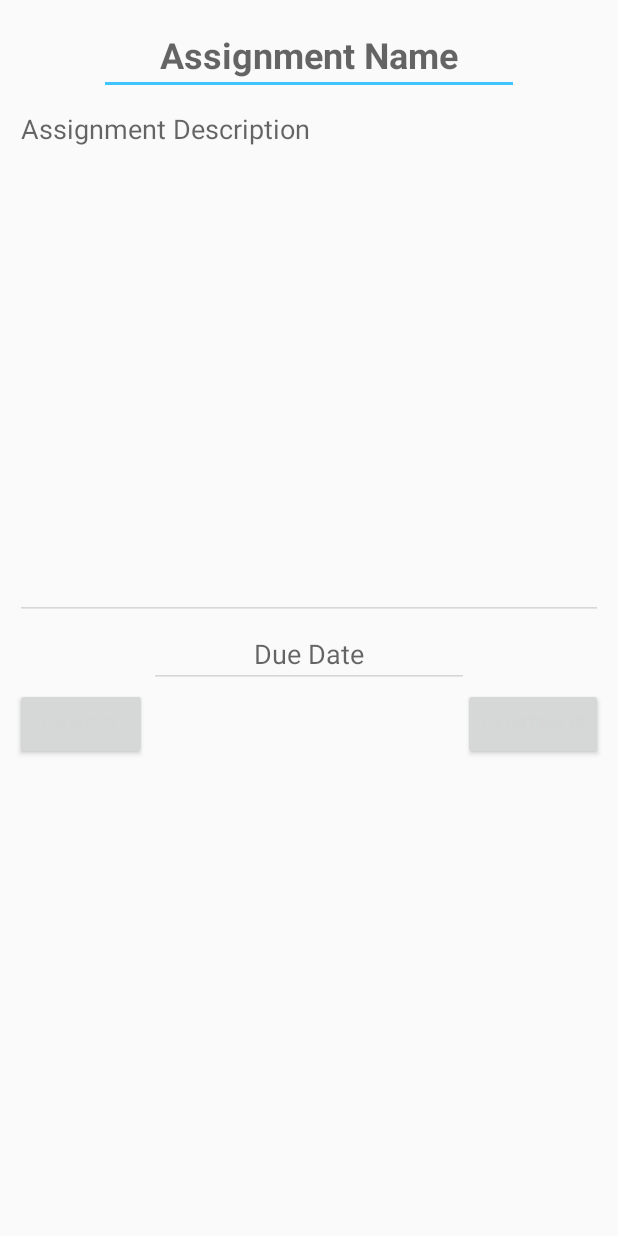
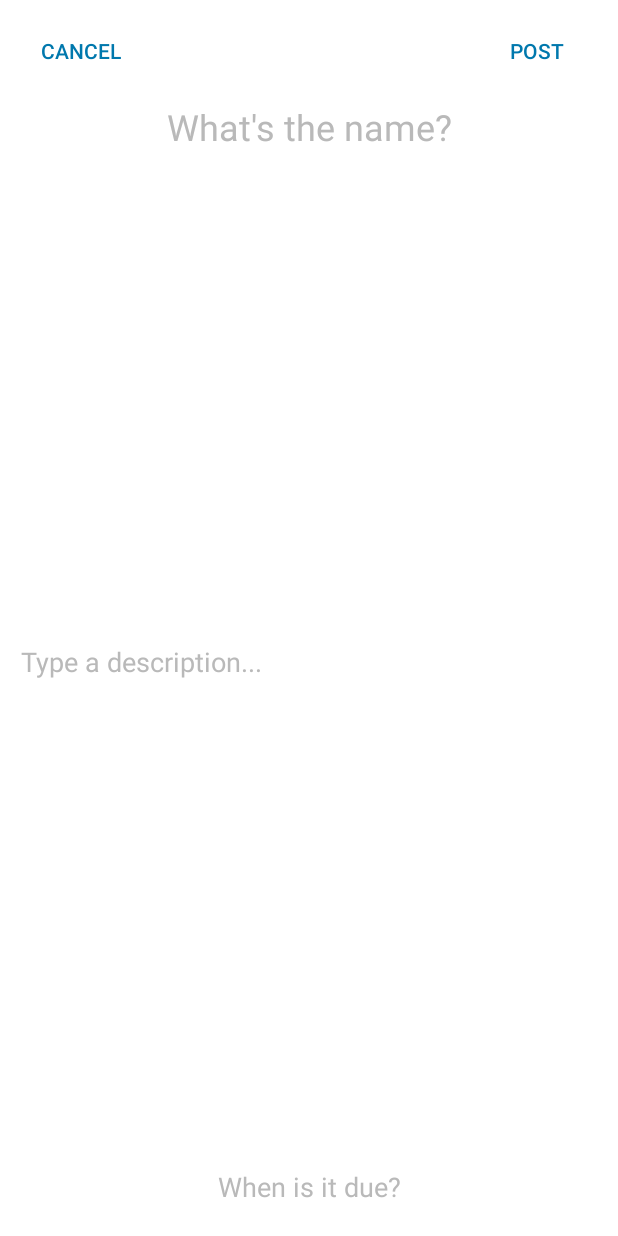
Before and after one commit to WillyWoosley/SchoolUtility, an Android app: the layout homework_assign_description.xml on its own in the app's theme, with its tools: preview values and no code run, on a phone screen of 412 x 824 dp. Run offline under Robolectric (Android 15) with nearby library versions, the phone set to English and light mode, and no system bars.

Commit message:
Changed the UI for adding homework assignments

```diff
--- a/app/src/main/AndroidManifest.xml
+++ b/app/src/main/AndroidManifest.xml
@@ -18,12 +18,16 @@
             </intent-filter>
         </activity>
         <activity android:name=".HomeworkActivity"
-            android:screenOrientation="portrait"/>
+            android:label="@string/homework"
+            android:screenOrientation="portrait" />
         <activity android:name=".NewsActivity"
+            android:label="@string/the_roar"
             android:screenOrientation="portrait"/>
         <activity android:name=".EventsActivity"
+            android:label="@string/calendar"
             android:screenOrientation="portrait"/>
         <activity android:name=".ContactsActivity"
+            android:label="@string/contacts"
             android:screenOrientation="portrait"/>
         <activity android:name=".CollectionAnnouncementActivity"></activity>
 
--- a/app/src/main/res/layout/homework_assign_description.xml
+++ b/app/src/main/res/layout/homework_assign_description.xml
@@ -10,25 +10,28 @@
         android:layout_height="wrap_content"
         android:inputType="textPersonName"
         android:hint="@string/assignment_name"
+        android:textColorHint="@color/gray"
         android:ems="10"
         android:gravity="center_horizontal"
-        android:layout_alignParentTop="true"
-        android:layout_centerHorizontal="true"
         android:id="@+id/assign_homework_title"
         android:textSize="24sp"
-        android:textStyle="normal|bold"/>
+        android:layout_below="@+id/assign_description_continue"
+        android:backgroundTint="@color/white"
+        android:layout_centerHorizontal="true" />
 
     <EditText
         android:layout_width="match_parent"
         android:inputType="textPersonName"
         android:hint="@string/assignment_description"
+        android:textColorHint="@color/gray"
         android:ems="10"
-        android:layout_below="@+id/assign_homework_title"
-        android:layout_alignParentLeft="true"
-        android:layout_alignParentStart="true"
         android:id="@+id/assign_homework_description"
         android:gravity="top"
-        android:layout_height="350dp" />
+        android:layout_height="350dp"
+        android:layout_above="@+id/assign_due_date"
+        android:backgroundTint="@color/white"
+        android:layout_alignParentLeft="true"
+        android:layout_alignParentStart="true" />
 
     <EditText
         android:layout_width="wrap_content"
@@ -36,28 +39,35 @@
         android:inputType="textPersonName"
         android:ems="10"
         android:hint="@string/due_date"
+        android:textColorHint="@color/gray"
         android:gravity="center_horizontal"
-        android:layout_below="@+id/assign_homework_description"
-        android:layout_centerHorizontal="true"
-        android:id="@+id/assign_due_date" />
+        android:id="@+id/assign_due_date"
+        android:layout_alignParentBottom="true"
+        android:backgroundTint="@color/white"
+        android:layout_centerHorizontal="true" />
 
     <Button
         android:text="@string/cancel"
+        android:textColor="@color/foreground_material_light"
         android:layout_width="wrap_content"
         android:layout_height="wrap_content"
         android:id="@+id/assign_description_cancel"
-        android:layout_below="@+id/assign_due_date"
+        android:layout_alignParentTop="true"
         android:layout_alignParentLeft="true"
-        android:layout_alignParentStart="true" />
+        android:layout_alignParentStart="true"
+        style="?android:attr/borderlessButtonStyle"/>
 
     <Button
-        android:text="@string/forward"
+        android:text="@string/post"
+        android:textColor="@color/foreground_material_light"
         android:layout_width="wrap_content"
         android:layout_height="wrap_content"
         android:id="@+id/assign_description_continue"
-        android:layout_below="@+id/assign_due_date"
+        android:layout_alignBaseline="@+id/assign_description_cancel"
+        android:layout_alignBottom="@+id/assign_description_cancel"
         android:layout_alignParentRight="true"
-        android:layout_alignParentEnd="true" />
+        android:layout_alignParentEnd="true"
+        style="?android:attr/borderlessButtonStyle"/>
 
 
 </RelativeLayout>
--- a/app/src/main/res/values/colors.xml
+++ b/app/src/main/res/values/colors.xml
@@ -8,4 +8,9 @@
     <color name="foreground_material_light">#0078ad</color>
     <color name="colorMenuBar">#99C9DE</color>
     <color name="accent_material_light">#40c4ff</color>
+    <color name="accent_material_dark_1">#40c4ff</color>
+    <color name="background_material_dark">#ffffff</color>
+    <color name="foreground_material_dark">#000000</color>
+    <color name="white">#ffffff</color>
+    <color name="gray">#B9B9B9</color>
 </resources>
--- a/app/src/main/res/values/strings.xml
+++ b/app/src/main/res/values/strings.xml
@@ -4,9 +4,9 @@
     <string name="homework_science">Science</string>
 
     //For homework assignment
-    <string name="assignment_name">Assignment Name</string>
-    <string name="assignment_description">Assignment Description</string>
-    <string name="due_date">Due Date</string>
+    <string name="assignment_name">What\'s the name?</string>
+    <string name="assignment_description">Type a description...</string>
+    <string name="due_date">When is it due?</string>
     <string name="enter_name">Give your assignment a name:</string>
     <string name="enter_description">Give a description of the assignment</string>
     <string name="select_type">Please select an assignment type:</string>
@@ -25,6 +25,7 @@
 
     //General purpose
     <string name="forward">Continue</string>
+    <string name="post">Post</string>
     <string name="ok">OK</string>
     <string name="back">Back</string>
     <string name="cancel">Cancel</string>
--- a/app/src/main/res/values/styles.xml
+++ b/app/src/main/res/values/styles.xml
@@ -1,7 +1,7 @@
 <resources>
 
     <!-- Base application theme. -->
-    <style name="AppTheme" parent="Theme.AppCompat.Light.DarkActionBar">
+    <style name="AppTheme" parent="Real.Deal">
         <!-- Customize your theme here. -->
         <!--
         <item name="colorPrimary">@color/colorPrimary</item>
@@ -12,4 +12,10 @@
         <item name="android:textColorPrimary">@color/authui_inputTextColorDark</item>
     </style>
 
+    <style name="Real.Deal" parent="Theme.AppCompat.NoActionBar" >
+        <item name="colorAccent">@color/accent_material_dark_1</item>
+        <item name="android:colorBackground">@color/background_material_dark</item>
+        <item name="android:colorForeground">@color/foreground_material_dark</item>
+    </style>
+
 </resources>
```
